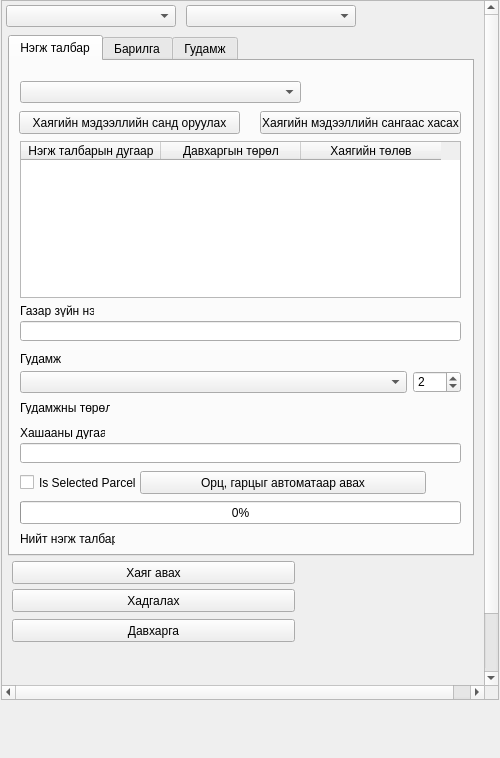
teamlm2/lm2_mgis, file view/AddressNavigatorWidget.ui: the form before one commit.
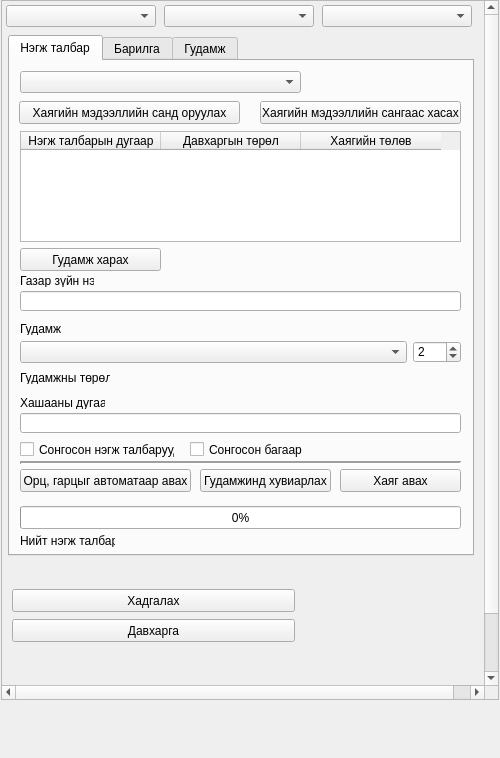
The form after the commit. The open tabs and pages were chosen to show the change.

What changed in the file:
```diff
--- a/view/AddressNavigatorWidget.ui
+++ b/view/AddressNavigatorWidget.ui
@@ -94,7 +94,7 @@
        <rect>
         <x>4</x>
         <y>4</y>
-        <width>170</width>
+        <width>150</width>
         <height>22</height>
        </rect>
       </property>
@@ -102,9 +102,9 @@
      <widget class="QComboBox" name="working_l2_cbox">
       <property name="geometry">
        <rect>
-        <x>184</x>
+        <x>162</x>
         <y>4</y>
-        <width>170</width>
+        <width>150</width>
         <height>22</height>
        </rect>
       </property>
@@ -129,7 +129,7 @@
         <property name="geometry">
          <rect>
           <x>9</x>
-          <y>50</y>
+          <y>40</y>
           <width>221</width>
           <height>23</height>
          </rect>
@@ -142,7 +142,7 @@
         <property name="geometry">
          <rect>
           <x>10</x>
-          <y>260</y>
+          <y>230</y>
           <width>441</width>
           <height>20</height>
          </rect>
@@ -152,7 +152,7 @@
         <property name="geometry">
          <rect>
           <x>10</x>
-          <y>243</y>
+          <y>213</y>
           <width>74</width>
           <height>13</height>
          </rect>
@@ -165,7 +165,7 @@
         <property name="geometry">
          <rect>
           <x>10</x>
-          <y>382</y>
+          <y>352</y>
           <width>441</width>
           <height>20</height>
          </rect>
@@ -175,7 +175,7 @@
         <property name="geometry">
          <rect>
           <x>10</x>
-          <y>365</y>
+          <y>335</y>
           <width>85</width>
           <height>13</height>
          </rect>
@@ -188,7 +188,7 @@
         <property name="geometry">
          <rect>
           <x>10</x>
-          <y>291</y>
+          <y>261</y>
           <width>74</width>
           <height>13</height>
          </rect>
@@ -201,7 +201,7 @@
         <property name="geometry">
          <rect>
           <x>10</x>
-          <y>310</y>
+          <y>280</y>
           <width>387</width>
           <height>22</height>
          </rect>
@@ -211,7 +211,7 @@
         <property name="geometry">
          <rect>
           <x>403</x>
-          <y>310</y>
+          <y>280</y>
           <width>48</width>
           <height>22</height>
          </rect>
@@ -224,7 +224,7 @@
         <property name="geometry">
          <rect>
           <x>10</x>
-          <y>20</y>
+          <y>10</y>
           <width>281</width>
           <height>22</height>
          </rect>
@@ -234,9 +234,9 @@
         <property name="geometry">
          <rect>
           <x>10</x>
-          <y>80</y>
+          <y>70</y>
           <width>441</width>
-          <height>157</height>
+          <height>111</height>
          </rect>
         </property>
         <attribute name="horizontalHeaderDefaultSectionSize">
@@ -262,7 +262,7 @@
         <property name="geometry">
          <rect>
           <x>250</x>
-          <y>50</y>
+          <y>40</y>
           <width>201</width>
           <height>23</height>
          </rect>
@@ -275,7 +275,7 @@
         <property name="geometry">
          <rect>
           <x>10</x>
-          <y>351</y>
+          <y>321</y>
           <width>441</width>
           <height>16</height>
          </rect>
@@ -297,7 +297,7 @@
         <property name="geometry">
          <rect>
           <x>10</x>
-          <y>340</y>
+          <y>310</y>
           <width>90</width>
           <height>13</height>
          </rect>
@@ -310,7 +310,7 @@
         <property name="geometry">
          <rect>
           <x>110</x>
-          <y>339</y>
+          <y>309</y>
           <width>341</width>
           <height>16</height>
          </rect>
@@ -323,7 +323,7 @@
         <property name="geometry">
          <rect>
           <x>10</x>
-          <y>471</y>
+          <y>473</y>
           <width>95</width>
           <height>13</height>
          </rect>
@@ -336,7 +336,7 @@
         <property name="geometry">
          <rect>
           <x>10</x>
-          <y>440</y>
+          <y>445</y>
           <width>441</width>
           <height>23</height>
          </rect>
@@ -362,21 +362,21 @@
         <property name="geometry">
          <rect>
           <x>10</x>
-          <y>413</y>
-          <width>121</width>
+          <y>380</y>
+          <width>155</width>
           <height>17</height>
          </rect>
         </property>
         <property name="text">
-         <string>Is Selected Parcel</string>
+         <string>Сонгосон нэгж талбарууд</string>
         </property>
        </widget>
        <widget class="QPushButton" name="get_entry_parcels_button">
         <property name="geometry">
          <rect>
-          <x>130</x>
-          <y>410</y>
-          <width>286</width>
+          <x>10</x>
+          <y>408</y>
+          <width>171</width>
           <height>23</height>
          </rect>
         </property>
@@ -384,6 +384,74 @@
          <string>Орц, гарцыг автоматаар авах</string>
         </property>
        </widget>
+       <widget class="QPushButton" name="get_street_parcels_button">
+        <property name="geometry">
+         <rect>
+          <x>190</x>
+          <y>408</y>
+          <width>131</width>
+          <height>23</height>
+         </rect>
+        </property>
+        <property name="text">
+         <string>Гудамжинд хувиарлах</string>
+        </property>
+       </widget>
+       <widget class="QPushButton" name="get_address_button">
+        <property name="geometry">
+         <rect>
+          <x>330</x>
+          <y>408</y>
+          <width>121</width>
+          <height>23</height>
+         </rect>
+        </property>
+        <property name="text">
+         <string>Хаяг авах</string>
+        </property>
+       </widget>
+       <widget class="QCheckBox" name="is_selected_bag_chbox">
+        <property name="geometry">
+         <rect>
+          <x>180</x>
+          <y>380</y>
+          <width>121</width>
+          <height>17</height>
+         </rect>
+        </property>
+        <property name="text">
+         <string>Сонгосон багаар</string>
+        </property>
+       </widget>
+       <widget class="Line" name="line">
+        <property name="geometry">
+         <rect>
+          <x>10</x>
+          <y>397</y>
+          <width>441</width>
+          <height>10</height>
+         </rect>
+        </property>
+        <property name="lineWidth">
+         <number>2</number>
+        </property>
+        <property name="orientation">
+         <enum>Qt::Horizontal</enum>
+        </property>
+       </widget>
+       <widget class="QPushButton" name="load_parcel_street_button">
+        <property name="geometry">
+         <rect>
+          <x>10</x>
+          <y>187</y>
+          <width>141</width>
+          <height>23</height>
+         </rect>
+        </property>
+        <property name="text">
+         <string>Гудамж харах</string>
+        </property>
+       </widget>
       </widget>
       <widget class="QWidget" name="building_tab">
        <attribute name="title">
@@ -820,19 +888,6 @@
        <string>Давхарга</string>
       </property>
      </widget>
-     <widget class="QPushButton" name="get_address_button">
-      <property name="geometry">
-       <rect>
-        <x>10</x>
-        <y>560</y>
-        <width>283</width>
-        <height>23</height>
-       </rect>
-      </property>
-      <property name="text">
-       <string>Хаяг авах</string>
-      </property>
-     </widget>
      <widget class="QPushButton" name="apply_address_button">
       <property name="geometry">
        <rect>
@@ -846,6 +901,16 @@
        <string>Хадгалах</string>
       </property>
      </widget>
+     <widget class="QComboBox" name="working_l3_cbox">
+      <property name="geometry">
+       <rect>
+        <x>320</x>
+        <y>4</y>
+        <width>150</width>
+        <height>22</height>
+       </rect>
+      </property>
+     </widget>
     </widget>
    </widget>
   </widget>
```
Left out of the diff: 45 changed lines with no effect on the pictures.
